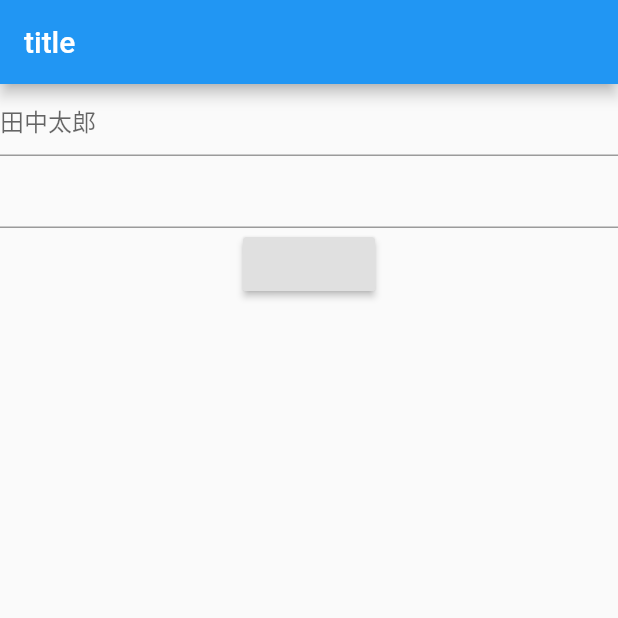
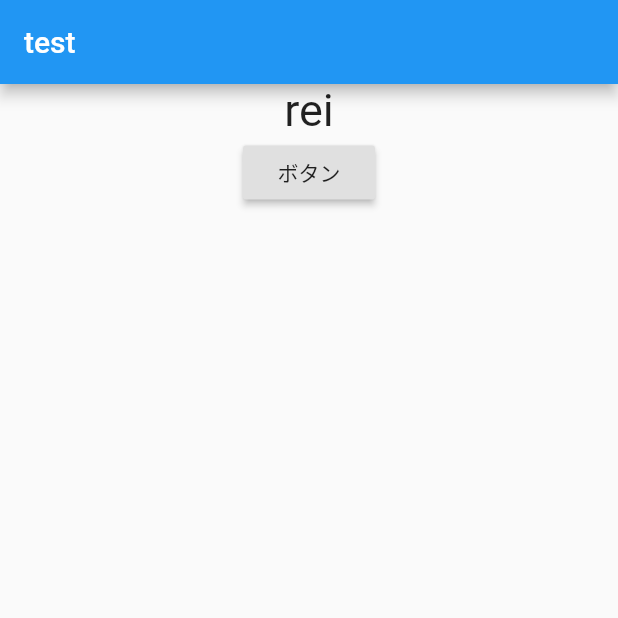
Before and after one commit to rei1011/flutter-app, a Flutter app: the screen it shows after launch, on a phone screen of 412 x 824 dp, the top half of it. Run offline on Flutter 3.47's test engine with Material 2 defaults, Android fonts, the phone set to English and light mode, and no system bars.

Commit message:
create model

```diff
--- a/lib/main.dart
+++ b/lib/main.dart
@@ -1,4 +1,6 @@
 import 'package:flutter/material.dart';
+import 'package:flutter_todo_app/main_model.dart';
+import 'package:provider/provider.dart';
 
 void main() {
   runApp(MyApp());
@@ -28,54 +30,38 @@ class MyHomePage extends StatefulWidget {
 }
 
 class _MyHomePageState extends State<MyHomePage> {
-  int _counter = 0;
-  String text = "次へ";
-  final myFocusNode = FocusNode();
-  final myController = TextEditingController();
-  String name = '';
-
-  void _incrementCounter() {
-    setState(() {
-      _counter++;
-    });
-  }
+  final String value = "title";
 
   @override
   Widget build(BuildContext context) {
-    return Scaffold(
+    return MaterialApp(
+      title: 'Flutter Demo',
+      home: ChangeNotifierProvider<MainModel>(
+        create: (_) => MainModel(),
+        child: Scaffold(
           appBar: AppBar(
-        title: Text('title'),
+            title: Text('test'),
           ),
-      body: Container(
-          width: double.infinity,
+          body: Consumer<MainModel>(builder: (context, model, child) {
+            return Center(
               child: Column(
                 children: [
-              TextFormField(
-                validator: (value) {
-                  if (value!.isEmpty) {
-                    return 'Please enter some text';
-                  }
-                  return null;
-                },
-                decoration: InputDecoration(
-                  hintText: '田中太郎',
-                ),
-                onChanged: (value) {},
-              ),
-              TextField(
-                controller: myController,
-                focusNode: myFocusNode,
+                  Text(
+                    model.name,
+                    style: TextStyle(fontSize: 30),
                   ),
                   RaisedButton(
-                child: Text(this.name),
+                    child: Text('ボタン'),
                     onPressed: () {
-                  setState(() {
-                    this.name = myController.text;
-                  });
+                      model.changeName();
                     },
                   )
                 ],
-          )),
+              ),
+            );
+          }),
+        ),
+      ),
     );
   }
 }
--- /dev/null
+++ b/lib/main_model.dart
@@ -0,0 +1,10 @@
+import 'package:flutter/material.dart';
+
+class MainModel extends ChangeNotifier {
+  String name = "rei";
+
+  void changeName() {
+    name = "riku";
+    notifyListeners();
+  }
+}
--- a/pubspec.yaml
+++ b/pubspec.yaml
@@ -11,8 +11,8 @@ environment:
 dependencies:
   flutter:
     sdk: flutter
-
   cupertino_icons: ^1.0.2
+  provider: ^6.0.0
 
 dev_dependencies:
   flutter_test:
```
Also changed, not shown: pubspec.lock. Lines whose indentation alone changed are shown as unchanged.
